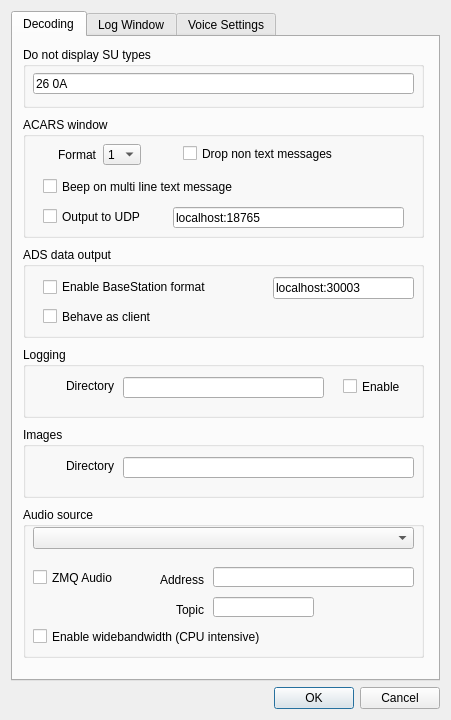
Old version of the form JAERO/gui_classes/settingsdialog.ui in the repository jontio/JAERO.
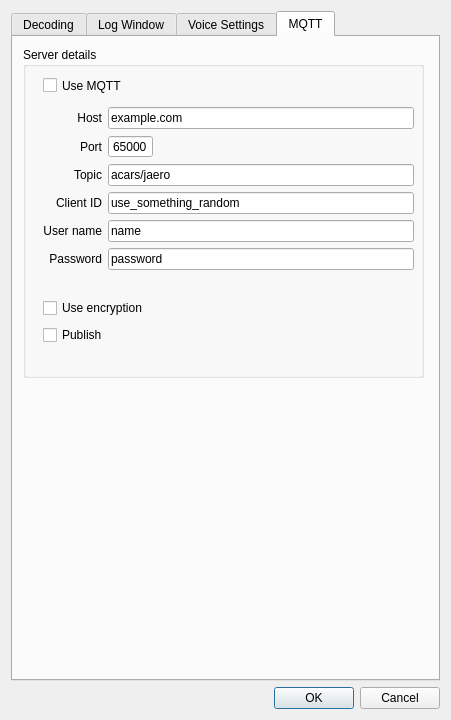
New version of the form. The open tabs and pages were chosen to show the change.

Commit message: added mqtt for the acars struct

The edit to the form file:
```diff
--- a/JAERO/gui_classes/settingsdialog.ui
+++ b/JAERO/gui_classes/settingsdialog.ui
@@ -673,6 +673,250 @@
        </widget>
       </widget>
      </widget>
+     <widget class="QWidget" name="mqtt">
+      <attribute name="title">
+       <string>MQTT</string>
+      </attribute>
+      <widget class="QGroupBox" name="groupBox_8">
+       <property name="geometry">
+        <rect>
+         <x>10</x>
+         <y>10</y>
+         <width>401</width>
+         <height>331</height>
+        </rect>
+       </property>
+       <property name="title">
+        <string>Server details</string>
+       </property>
+       <widget class="QCheckBox" name="MQTT_enable">
+        <property name="geometry">
+         <rect>
+          <x>20</x>
+          <y>30</y>
+          <width>331</width>
+          <height>17</height>
+         </rect>
+        </property>
+        <property name="text">
+         <string>Use MQTT</string>
+        </property>
+       </widget>
+       <widget class="QWidget" name="">
+        <property name="geometry">
+         <rect>
+          <x>20</x>
+          <y>250</y>
+          <width>131</width>
+          <height>49</height>
+         </rect>
+        </property>
+        <layout class="QGridLayout" name="gridLayout">
+         <item row="0" column="0">
+          <widget class="QCheckBox" name="MQTT_encryption">
+           <property name="text">
+            <string>Use encryption</string>
+           </property>
+          </widget>
+         </item>
+         <item row="1" column="0">
+          <widget class="QCheckBox" name="MQTT_publish">
+           <property name="text">
+            <string>Publish</string>
+           </property>
+          </widget>
+         </item>
+        </layout>
+       </widget>
+       <widget class="QWidget" name="">
+        <property name="geometry">
+         <rect>
+          <x>20</x>
+          <y>60</y>
+          <width>371</width>
+          <height>169</height>
+         </rect>
+        </property>
+        <layout class="QGridLayout" name="gridLayout_2">
+         <item row="0" column="0">
+          <widget class="QLabel" name="labelBindAddress_2">
+           <property name="text">
+            <string>Host</string>
+           </property>
+           <property name="alignment">
+            <set>Qt::AlignRight|Qt::AlignTrailing|Qt::AlignVCenter</set>
+           </property>
+          </widget>
+         </item>
+         <item row="0" column="1" colspan="2">
+          <widget class="QLineEdit" name="MQTT_host">
+           <property name="enabled">
+            <bool>true</bool>
+           </property>
+           <property name="sizePolicy">
+            <sizepolicy hsizetype="Expanding" vsizetype="Fixed">
+             <horstretch>0</horstretch>
+             <verstretch>0</verstretch>
+            </sizepolicy>
+           </property>
+           <property name="text">
+            <string>example.com</string>
+           </property>
+          </widget>
+         </item>
+         <item row="1" column="0">
+          <widget class="QLabel" name="labelBindAddress_3">
+           <property name="text">
+            <string>Port</string>
+           </property>
+           <property name="alignment">
+            <set>Qt::AlignRight|Qt::AlignTrailing|Qt::AlignVCenter</set>
+           </property>
+          </widget>
+         </item>
+         <item row="1" column="1">
+          <widget class="QSpinBox" name="MQTT_port">
+           <property name="frame">
+            <bool>true</bool>
+           </property>
+           <property name="alignment">
+            <set>Qt::AlignRight|Qt::AlignTrailing|Qt::AlignVCenter</set>
+           </property>
+           <property name="buttonSymbols">
+            <enum>QAbstractSpinBox::NoButtons</enum>
+           </property>
+           <property name="minimum">
+            <number>1</number>
+           </property>
+           <property name="maximum">
+            <number>65535</number>
+           </property>
+           <property name="value">
+            <number>65000</number>
+           </property>
+          </widget>
+         </item>
+         <item row="1" column="2">
+          <spacer name="horizontalSpacer_3">
+           <property name="orientation">
+            <enum>Qt::Horizontal</enum>
+           </property>
+           <property name="sizeHint" stdset="0">
+            <size>
+             <width>158</width>
+             <height>20</height>
+            </size>
+           </property>
+          </spacer>
+         </item>
+         <item row="2" column="0">
+          <widget class="QLabel" name="labelBindAddress_4">
+           <property name="text">
+            <string>Topic</string>
+           </property>
+           <property name="alignment">
+            <set>Qt::AlignRight|Qt::AlignTrailing|Qt::AlignVCenter</set>
+           </property>
+          </widget>
+         </item>
+         <item row="2" column="1" colspan="2">
+          <widget class="QLineEdit" name="MQTT_topic">
+           <property name="enabled">
+            <bool>true</bool>
+           </property>
+           <property name="sizePolicy">
+            <sizepolicy hsizetype="Expanding" vsizetype="Fixed">
+             <horstretch>0</horstretch>
+             <verstretch>0</verstretch>
+            </sizepolicy>
+           </property>
+           <property name="text">
+            <string>acars/jaero</string>
+           </property>
+          </widget>
+         </item>
+         <item row="3" column="0">
+          <widget class="QLabel" name="labelBindAddress_5">
+           <property name="text">
+            <string>Client ID</string>
+           </property>
+           <property name="alignment">
+            <set>Qt::AlignRight|Qt::AlignTrailing|Qt::AlignVCenter</set>
+           </property>
+          </widget>
+         </item>
+         <item row="3" column="1" colspan="2">
+          <widget class="QLineEdit" name="MQTT_clientId">
+           <property name="enabled">
+            <bool>true</bool>
+           </property>
+           <property name="sizePolicy">
+            <sizepolicy hsizetype="Expanding" vsizetype="Fixed">
+             <horstretch>0</horstretch>
+             <verstretch>0</verstretch>
+            </sizepolicy>
+           </property>
+           <property name="text">
+            <string>use_something_random</string>
+           </property>
+          </widget>
+         </item>
+         <item row="4" column="0">
+          <widget class="QLabel" name="labelBindAddress_6">
+           <property name="text">
+            <string>User name</string>
+           </property>
+           <property name="alignment">
+            <set>Qt::AlignRight|Qt::AlignTrailing|Qt::AlignVCenter</set>
+           </property>
+          </widget>
+         </item>
+         <item row="4" column="1" colspan="2">
+          <widget class="QLineEdit" name="MQTT_username">
+           <property name="enabled">
+            <bool>true</bool>
+           </property>
+           <property name="sizePolicy">
+            <sizepolicy hsizetype="Expanding" vsizetype="Fixed">
+             <horstretch>0</horstretch>
+             <verstretch>0</verstretch>
+            </sizepolicy>
+           </property>
+           <property name="text">
+            <string>name</string>
+           </property>
+          </widget>
+         </item>
+         <item row="5" column="0">
+          <widget class="QLabel" name="labelBindAddress_7">
+           <property name="text">
+            <string>Password</string>
+           </property>
+           <property name="alignment">
+            <set>Qt::AlignRight|Qt::AlignTrailing|Qt::AlignVCenter</set>
+           </property>
+          </widget>
+         </item>
+         <item row="5" column="1" colspan="2">
+          <widget class="QLineEdit" name="MQTT_password">
+           <property name="enabled">
+            <bool>true</bool>
+           </property>
+           <property name="sizePolicy">
+            <sizepolicy hsizetype="Expanding" vsizetype="Fixed">
+             <horstretch>0</horstretch>
+             <verstretch>0</verstretch>
+            </sizepolicy>
+           </property>
+           <property name="text">
+            <string>password</string>
+           </property>
+          </widget>
+         </item>
+        </layout>
+       </widget>
+      </widget>
+     </widget>
     </widget>
    </item>
    <item>
```
Left out of the diff: 2 changed lines with no effect on the pictures. The commit also changes 12 other files.
